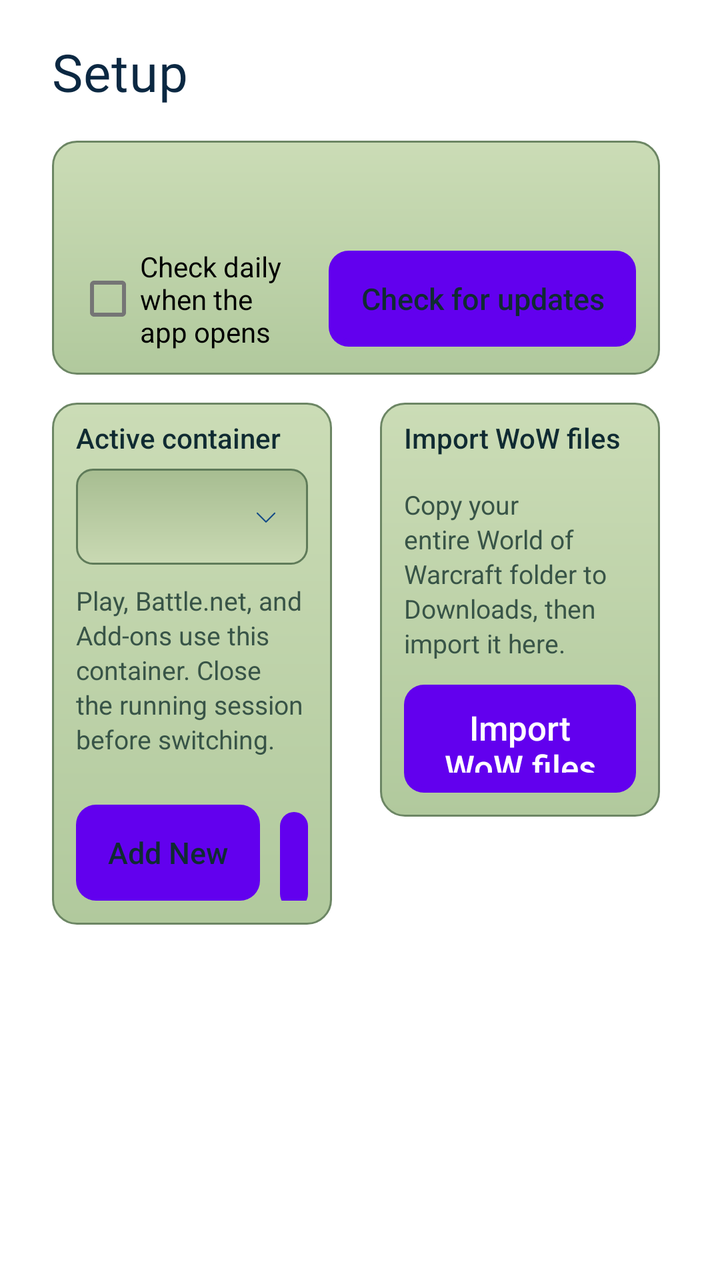
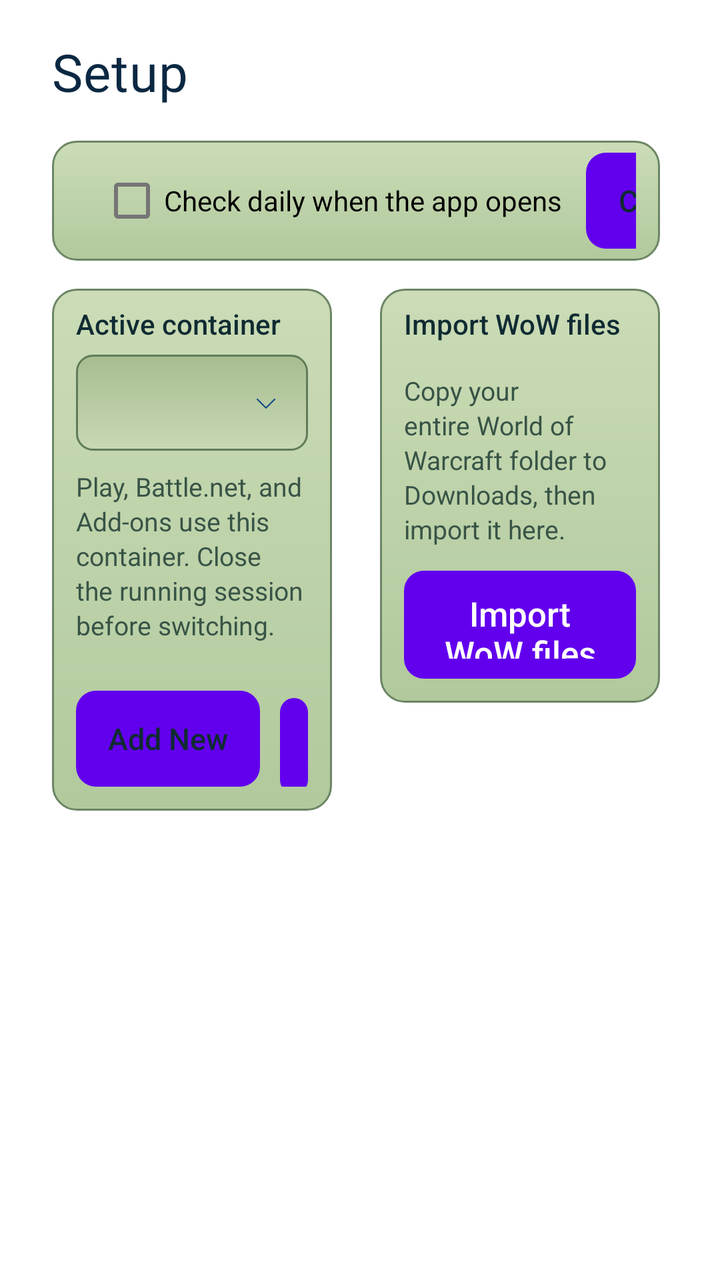

The first picture is an Android layout as it rendered before a commit; the second is the same layout after the commit. The layout source and the unified diff follow.
<!-- AndroidManifest.xml: fallback theme Theme.MaterialComponents.DayNight.NoActionBar -->
<!-- res/layout/fragment_wehavephones_setup.xml -->
<?xml version="1.0" encoding="utf-8"?>
<ScrollView
    xmlns:android="http://schemas.android.com/apk/res/android"
    android:layout_width="match_parent"
    android:layout_height="match_parent"
    android:fillViewport="true"
    android:scrollbars="vertical"
    android:scrollbarStyle="insideInset">
    <LinearLayout
        android:layout_width="match_parent"
        android:layout_height="wrap_content"
        android:orientation="vertical"
        android:paddingLeft="26dp"
        android:paddingRight="26dp"
        android:paddingTop="22dp"
        android:paddingBottom="24dp">
        <TextView
            style="@style/WeHavePhonesScreenTitle"
            android:text="@string/wehavephones_setup_short"
            android:textColor="@color/wehavephones_text_title"
            android:textSize="26sp" />
        <LinearLayout
            android:layout_width="match_parent"
            android:layout_height="wrap_content"
            android:layout_marginTop="12dp"
            android:orientation="vertical"
            android:background="@drawable/wehavephones_card_background"
            android:padding="12dp">
            <TextView
                android:id="@+id/TVAppUpdateVersion"
                style="@style/WeHavePhonesSectionLabel"
                android:layout_marginTop="0dp" />
            <TextView
                android:id="@+id/TVAppUpdateHint"
                style="@style/WeHavePhonesHint" />
            <LinearLayout
                android:layout_width="match_parent"
                android:layout_height="wrap_content"
                android:orientation="horizontal"
                android:baselineAligned="false"
                android:gravity="center_vertical">
                <CheckBox
                    android:id="@+id/CBAutomaticAppUpdates"
                    android:layout_width="0dp"
                    android:layout_height="wrap_content"
                    android:layout_weight="1"
                    android:text="@string/wehavephones_update_automatic" />
                <Button
                    android:id="@+id/BTCheckAppUpdates"
                    style="@style/WeHavePhonesButtonOutline"
                    android:layout_width="wrap_content"
                    android:layout_height="wrap_content"
                    android:layout_marginTop="0dp"
                    android:layout_marginStart="12dp"
                    android:minWidth="0dp"
                    android:minHeight="48dp"
                    android:paddingLeft="16dp"
                    android:paddingRight="16dp"
                    android:paddingTop="0dp"
                    android:paddingBottom="0dp"
                    android:gravity="center"
                    android:singleLine="true"
                    android:text="@string/wehavephones_update_check" />
            </LinearLayout>
        </LinearLayout>
        <LinearLayout
            android:layout_width="match_parent"
            android:layout_height="wrap_content"
            android:orientation="horizontal"
            android:baselineAligned="false"
            android:layout_marginTop="14dp">
            <LinearLayout
                android:layout_width="0dp"
                android:layout_height="wrap_content"
                android:layout_weight="1"
                android:orientation="vertical"
                android:background="@drawable/wehavephones_card_background"
                android:paddingLeft="12dp"
                android:paddingRight="12dp"
                android:paddingTop="8dp"
                android:paddingBottom="12dp">
                <TextView
                    style="@style/WeHavePhonesSectionLabel"
                    android:layout_marginTop="0dp"
                    android:text="@string/wehavephones_settings_container_title" />
                <Spinner
                    android:id="@+id/SPActiveContainer"
                    android:layout_width="match_parent"
                    android:layout_height="48dp"
                    android:background="@drawable/wehavephones_dropdown"
                    android:contentDescription="@string/wehavephones_settings_container_title" />
                <TextView
                    style="@style/WeHavePhonesHint"
                    android:layout_marginTop="9dp"
                    android:text="@string/wehavephones_settings_container_hint"
                    android:textSize="13sp" />
                <LinearLayout
                    android:layout_width="wrap_content"
                    android:layout_height="wrap_content"
                    android:layout_marginTop="16dp"
                    android:orientation="horizontal">
                    <Button
                        android:id="@+id/BTNewContainer"
                        style="@style/WeHavePhonesButtonOutline"
                        android:layout_width="wrap_content"
                        android:paddingLeft="16dp"
                        android:paddingRight="16dp"
                        android:text="@string/wehavephones_settings_container_new" />
                    <Button
                        android:id="@+id/BTManageContainers"
                        style="@style/WeHavePhonesButtonOutline"
                        android:layout_width="wrap_content"
                        android:layout_marginLeft="10dp"
                        android:paddingLeft="16dp"
                        android:paddingRight="16dp"
                        android:text="@string/wehavephones_settings_container_manage" />
                </LinearLayout>
            </LinearLayout>
            <LinearLayout
                android:layout_width="0dp"
                android:layout_height="wrap_content"
                android:layout_weight="1"
                android:layout_marginLeft="24dp"
                android:orientation="vertical"
                android:background="@drawable/wehavephones_card_background"
                android:paddingLeft="12dp"
                android:paddingRight="12dp"
                android:paddingTop="8dp"
                android:paddingBottom="12dp">
                <TextView
                    style="@style/WeHavePhonesSectionLabel"
                    android:layout_marginTop="0dp"
                    android:text="@string/wehavephones_import_title" />
                <TextView
                    style="@style/WeHavePhonesHint"
                    android:layout_marginTop="9dp"
                    android:text="@string/wehavephones_import_hint"
                    android:textSize="13sp" />
                <Button
                    android:id="@+id/BTImportWow"
                    style="@style/WeHavePhonesButtonPrimary"
                    android:layout_width="wrap_content"
                    android:layout_marginTop="12dp"
                    android:text="@string/wehavephones_import_title" />
                <ProgressBar
                    android:id="@+id/PBImportWow"
                    style="?android:attr/progressBarStyleHorizontal"
                    android:layout_width="match_parent"
                    android:layout_height="8dp"
                    android:layout_marginTop="10dp"
                    android:visibility="gone" />
                <TextView
                    android:id="@+id/TVImportWowStatus"
                    style="@style/WeHavePhonesHint"
                    android:layout_marginTop="9dp"
                    android:visibility="gone"
                    android:textSize="13sp" />
                <Button
                    android:id="@+id/BTCancelWowImport"
                    style="@style/WeHavePhonesButtonOutline"
                    android:layout_width="wrap_content"
                    android:layout_marginTop="8dp"
                    android:visibility="gone"
                    android:text="@string/cancel" />
            </LinearLayout>
            
            <LinearLayout
                android:id="@+id/LLRuntimeProfile"
                android:layout_width="0dp"
                android:layout_height="wrap_content"
                android:layout_weight="1"
                android:layout_marginLeft="24dp"
                android:visibility="gone"
                android:orientation="vertical"
                android:background="@drawable/wehavephones_card_background"
                android:paddingLeft="12dp"
                android:paddingRight="12dp"
                android:paddingTop="8dp"
                android:paddingBottom="12dp">
                <TextView
                    style="@style/WeHavePhonesSectionLabel"
                    android:layout_marginTop="0dp"
                    android:text="@string/wehavephones_settings_profile_label" />
                <Spinner
                    android:id="@+id/SPRuntimeProfile"
                    android:layout_width="match_parent"
                    android:layout_height="48dp"
                    android:background="@drawable/wehavephones_dropdown"
                    android:contentDescription="@string/wehavephones_settings_profile_label" />
                <TextView
                    android:id="@+id/TVProfileDescription"
                    style="@style/WeHavePhonesHint"
                    android:layout_marginTop="13dp"
                    android:textColor="@color/wehavephones_text"
                    android:textSize="14sp" />
                <TextView
                    style="@style/WeHavePhonesHint"
                    android:layout_marginTop="9dp"
                    android:text="@string/wehavephones_settings_profile_hint"
                    android:textSize="13sp" />
            </LinearLayout>
        </LinearLayout>
    </LinearLayout>
</ScrollView>
<!-- resources referenced by this layout -->
<resources>
  <color name="wehavephones_text">#102B32</color>
  <color name="wehavephones_text_title">#0B2842</color>
  <!-- drawable wehavephones_card_background (drawable) -->
  <?xml version="1.0" encoding="utf-8"?>
  <shape
      xmlns:android="http://schemas.android.com/apk/res/android"
      android:shape="rectangle">
      <corners
          android:radius="12dp" />
      <gradient
          android:angle="270"
          android:startColor="#CBDCB6"
          android:endColor="#B1C99D" />
      <stroke
          android:width="1dp"
          android:color="#6C8664" />
  </shape>
  <!-- drawable wehavephones_dropdown (drawable) -->
  <?xml version="1.0" encoding="utf-8"?>
  <layer-list
      xmlns:android="http://schemas.android.com/apk/res/android">
      <item
          android:drawable="@drawable/wehavephones_field" />
      <item
          android:drawable="@drawable/wehavephones_ic_chevron_down"
          android:gravity="end|center_vertical"
          android:right="14dp" />
  </layer-list>
  <string name="cancel">Cancel</string>
  <string name="wehavephones_import_hint">Copy your entire World of Warcraft folder to Downloads, then import it here.</string>
  <string name="wehavephones_import_title">Import WoW files</string>
  <string name="wehavephones_settings_container_hint">Play, Battle.net, and Add-ons use this container. Close the running session before switching.</string>
  <string name="wehavephones_settings_container_manage">Manage</string>
  <string name="wehavephones_settings_container_new">Add New</string>
  <string name="wehavephones_settings_container_title">Active container</string>
  <string name="wehavephones_settings_profile_hint">Play always uses the verified single runtime. This choice only applies to the fallback two-stage (handoff) mode.</string>
  <string name="wehavephones_settings_profile_label">Runtime profile</string>
  <string name="wehavephones_setup_short">Setup</string>
  <string name="wehavephones_update_automatic">Check daily when the app opens</string>
  <string name="wehavephones_update_check">Check for updates</string>
  <style name="WeHavePhonesHint">
          <item name="android:layout_width">match_parent</item>
          <item name="android:layout_height">wrap_content</item>
          <item name="android:textColor">@color/wehavephones_text_dim</item>
          <item name="android:textSize">12sp</item>
          <item name="android:lineSpacingExtra">2dp</item>
      </style>
  <style name="WeHavePhonesScreenTitle" parent="WeHavePhonesHeader">
          <item name="android:gravity">start</item>
          <item name="android:textSize">26sp</item>
          <item name="android:layout_marginBottom">6dp</item>
          <item name="android:letterSpacing">0.01</item>
      </style>
  <!-- drawable wehavephones_field (drawable) -->
  <?xml version="1.0" encoding="utf-8"?>
  <shape
      xmlns:android="http://schemas.android.com/apk/res/android"
      android:shape="rectangle">
      <corners
          android:radius="8dp" />
      <gradient
          android:angle="270"
          android:startColor="#A7BD91"
          android:endColor="#C9D9B3" />
      <stroke
          android:width="1dp"
          android:color="#5F7B59" />
  </shape>
  <color name="wehavephones_key_text">#FFFFFF</color>
  <color name="wehavephones_text_dim">#385447</color>
  <style name="WeHavePhonesHeader">
          <item name="android:layout_width">match_parent</item>
          <item name="android:layout_height">wrap_content</item>
          <item name="android:fontFamily">@font/wehavephones_lcd</item>
          <item name="android:textColor">@color/wehavephones_text_title</item>
          <item name="android:textSize">28sp</item>
          <item name="android:includeFontPadding">false</item>
      </style>
  <color name="wehavephones_accent">#164C87</color>
  <!-- unchanged entries left out for length: 12 -->
</resources>

<!-- the commit's change to res/layout/fragment_wehavephones_setup.xml (unified diff, before → after) -->
@@ -19,49 +19,55 @@
             android:text="@string/wehavephones_setup_short"
             android:textColor="@color/wehavephones_text_title"
             android:textSize="26sp" />
+        
         <LinearLayout
             android:layout_width="match_parent"
             android:layout_height="wrap_content"
             android:layout_marginTop="12dp"
-            android:orientation="vertical"
+            android:orientation="horizontal"
+            android:baselineAligned="false"
+            android:gravity="center_vertical"
             android:background="@drawable/wehavephones_card_background"
-            android:padding="12dp">
-            <TextView
-                android:id="@+id/TVAppUpdateVersion"
-                style="@style/WeHavePhonesSectionLabel"
-                android:layout_marginTop="0dp" />
-            <TextView
-                android:id="@+id/TVAppUpdateHint"
-                style="@style/WeHavePhonesHint" />
-            <LinearLayout
-                android:layout_width="match_parent"
-                android:layout_height="wrap_content"
-                android:orientation="horizontal"
-                android:baselineAligned="false"
-                android:gravity="center_vertical">
-                <CheckBox
-                    android:id="@+id/CBAutomaticAppUpdates"
-                    android:layout_width="0dp"
-                    android:layout_height="wrap_content"
-                    android:layout_weight="1"
-                    android:text="@string/wehavephones_update_automatic" />
-                <Button
-                    android:id="@+id/BTCheckAppUpdates"
-                    style="@style/WeHavePhonesButtonOutline"
-                    android:layout_width="wrap_content"
-                    android:layout_height="wrap_content"
-                    android:layout_marginTop="0dp"
-                    android:layout_marginStart="12dp"
-                    android:minWidth="0dp"
-                    android:minHeight="48dp"
-                    android:paddingLeft="16dp"
-                    android:paddingRight="16dp"
-                    android:paddingTop="0dp"
-                    android:paddingBottom="0dp"
-                    android:gravity="center"
-                    android:singleLine="true"
-                    android:text="@string/wehavephones_update_check" />
-            </LinearLayout>
+            android:paddingLeft="12dp"
+            android:paddingRight="12dp"
+            android:paddingTop="6dp"
+            android:paddingBottom="6dp">
+            <LinearLayout
+                android:layout_width="0dp"
+                android:layout_height="wrap_content"
+                android:layout_weight="1"
+                android:orientation="vertical">
+                <TextView
+                    android:id="@+id/TVAppUpdateVersion"
+                    style="@style/WeHavePhonesSectionLabel"
+                    android:layout_marginTop="0dp"
+                    android:layout_marginBottom="2dp" />
+                <TextView
+                    android:id="@+id/TVAppUpdateHint"
+                    style="@style/WeHavePhonesHint" />
+            </LinearLayout>
+            <CheckBox
+                android:id="@+id/CBAutomaticAppUpdates"
+                android:layout_width="wrap_content"
+                android:layout_height="wrap_content"
+                android:layout_marginStart="12dp"
+                android:text="@string/wehavephones_update_automatic" />
+            <Button
+                android:id="@+id/BTCheckAppUpdates"
+                style="@style/WeHavePhonesButtonOutline"
+                android:layout_width="wrap_content"
+                android:layout_height="wrap_content"
+                android:layout_marginTop="0dp"
+                android:layout_marginStart="12dp"
+                android:minWidth="0dp"
+                android:minHeight="48dp"
+                android:paddingLeft="16dp"
+                android:paddingRight="16dp"
+                android:paddingTop="0dp"
+                android:paddingBottom="0dp"
+                android:gravity="center"
+                android:singleLine="true"
+                android:text="@string/wehavephones_update_check" />
         </LinearLayout>
         <LinearLayout
             android:layout_width="match_parent"
